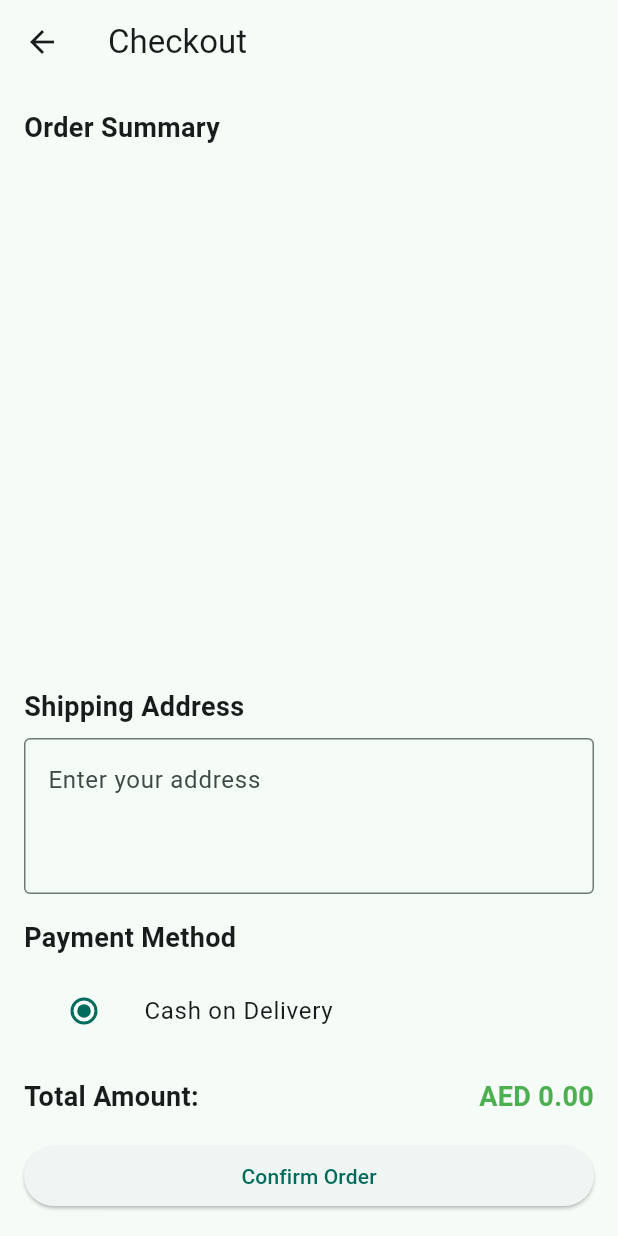
After one commit to MohamedOsmanX/Ecommerce-mobile-App, a Flutter app: the CheckoutScreen screen opened directly, on a phone screen of 412 x 824 dp. The commit adds this screen. Run offline on Flutter 3.47's test engine with Material 3 defaults, Android fonts, the phone set to English and light mode, and no system bars; our stand-ins replace equatable, flutter_bloc, infinite_scroll_pagination, jwt_decoder, shared_preferences; accounts and stored records are empty; network calls fail.

Commit message:
added order features

```diff
--- a/lib/auth/bloC/auth_event.dart
+++ b/lib/auth/bloC/auth_event.dart
@@ -1,3 +1,5 @@
+import '../models/User.dart';
+
 abstract class AuthEvent {}
 
 class LoginRequested extends AuthEvent {
@@ -5,6 +7,13 @@ class LoginRequested extends AuthEvent {
   final String password;
 
   LoginRequested(this.email, this.password);
+}
+
+class LoginSuccess extends AuthEvent {
+  final User user;
+  final String token;
+
+  LoginSuccess({required this.user, required this.token});
 }
 
 class RegisterRequested extends AuthEvent {
--- a/lib/auth/bloC/auth_state.dart
+++ b/lib/auth/bloC/auth_state.dart
@@ -8,8 +8,9 @@ class AuthLoading extends AuthState {}
 
 class AuthAuthenticated extends AuthState {
   final User user;
+  final String token;
 
-  AuthAuthenticated(this.user);
+  AuthAuthenticated(this.user, this.token);
 }
 
 class AuthError extends AuthState {
--- a/lib/core/constants/api_constants.dart
+++ b/lib/core/constants/api_constants.dart
@@ -1,6 +1,6 @@
 class ApiConstants {
   // Base URL for your backend API
-  static const String baseUrl = 'http://yourIP:8080/api';
+  static const String baseUrl = 'http://localhost:8080/api';
 
   // Common API endpoints
   static const String login = '/api/auth/login';
--- a/lib/main.dart
+++ b/lib/main.dart
@@ -9,6 +9,8 @@ import 'cart/services/cart_service.dart';
 import './screens/main_screen.dart';
 import 'auth/screens/login.dart';
 import 'auth/screens/register.dart';
+import 'orders/bloc/order_bloc.dart';
+import 'orders/services/order_service.dart';
 
 void main() {
   runApp(const MyApp());
@@ -26,6 +28,9 @@ class MyApp extends StatelessWidget {
           create: (context) => ProductBloc(ProductServices()),
         ),
         BlocProvider<CartBloc>(create: (context) => CartBloc(CartService())),
+        BlocProvider<OrderBloc>(
+          create: (context) => OrderBloc(OrderService(context)),
+        ),
       ],
       child: MaterialApp(
         title: 'E-Commerce App',
--- a/lib/orders/bloc/order_event.dart
+++ b/lib/orders/bloc/order_event.dart
@@ -7,3 +7,5 @@ class CreateOrder extends OrderEvent {
 }
 
 class FetchOrders extends OrderEvent {}
+
+class FetchMyOrders extends OrderEvent {}
--- /dev/null
+++ b/lib/orders/screens/checkout_screen.dart
@@ -0,0 +1,202 @@
+import 'package:flutter/material.dart';
+import 'package:flutter_bloc/flutter_bloc.dart';
+import '../../cart/blocs/cart_bloc.dart';
+import '../../cart/blocs/cart_state.dart';
+import '../../cart/blocs/cart_events.dart';
+import '../../cart/models/cart_item.dart';
+import '../bloc/order_bloc.dart';
+import '../bloc/order_event.dart';
+
+class CheckoutScreen extends StatefulWidget {
+  const CheckoutScreen({super.key});
+
+  @override
+  State<CheckoutScreen> createState() => _CheckoutScreenState();
+}
+
+class _CheckoutScreenState extends State<CheckoutScreen> {
+  final _addressController = TextEditingController();
+  String _paymentMethod = 'Cash on Delivery';
+
+  @override
+  void dispose() {
+    _addressController.dispose();
+    super.dispose();
+  }
+
+  void _confirmOrder(BuildContext context, List<CartItem> items) {
+    final address = _addressController.text.trim();
+    if (address.isEmpty) {
+      ScaffoldMessenger.of(context).showSnackBar(
+        const SnackBar(content: Text('Please enter your address')),
+      );
+      return;
+    }
+
+    // Dispatch the CreateOrder event
+    context.read<OrderBloc>().add(CreateOrder(shippingAddress: address));
+
+    // Clear the cart
+    context.read<CartBloc>().add(ClearCart());
+
+    // Navigate back to the cart screen
+    Navigator.pop(context);
+    ScaffoldMessenger.of(context).showSnackBar(
+      const SnackBar(content: Text('Order Confirmed!')),
+    );
+  }
+
+  @override
+  Widget build(BuildContext context) {
+    return Scaffold(
+      appBar: AppBar(title: const Text('Checkout')),
+      body: BlocBuilder<CartBloc, CartState>(
+        builder: (context, state) {
+          final List<CartItem> items = state is CartUpdated ? state.items : [];
+
+          return Padding(
+            padding: const EdgeInsets.all(16.0),
+            child: Column(
+              crossAxisAlignment: CrossAxisAlignment.start,
+              children: [
+                const Text(
+                  'Order Summary',
+                  style: TextStyle(fontSize: 18, fontWeight: FontWeight.bold),
+                ),
+                const SizedBox(height: 8),
+                Expanded(
+                  child: ListView.builder(
+                    itemCount: items.length,
+                    itemBuilder: (context, index) {
+                      final item = items[index];
+                      return Card(
+                        margin: const EdgeInsets.symmetric(vertical: 8),
+                        child: Padding(
+                          padding: const EdgeInsets.all(12.0),
+                          child: Row(
+                            children: [
+                              Image.network(
+                                item.product.imageUrl,
+                                width: 60,
+                                height: 60,
+                                fit: BoxFit.cover,
+                                errorBuilder: (_, __, ___) => const Icon(
+                                  Icons.broken_image,
+                                  size: 60,
+                                ),
+                              ),
+                              const SizedBox(width: 12),
+                              Expanded(
+                                child: Column(
+                                  crossAxisAlignment: CrossAxisAlignment.start,
+                                  children: [
+                                    Text(
+                                      item.product.name,
+                                      style: const TextStyle(
+                                        fontSize: 16,
+                                        fontWeight: FontWeight.bold,
+                                      ),
+                                    ),
+                                    const SizedBox(height: 4),
+                                    Text(
+                                      'Quantity: ${item.quantity}',
+                                      style: const TextStyle(fontSize: 14),
+                                    ),
+                                    const SizedBox(height: 4),
+                                    Text(
+                                      'Price: AED ${item.product.price.toStringAsFixed(2)}',
+                                      style: const TextStyle(fontSize: 14),
+                                    ),
+                                  ],
+                                ),
+                              ),
+                              Text(
+                                'AED ${(item.quantity * item.product.price).toStringAsFixed(2)}',
+                                style: const TextStyle(
+                                  fontSize: 16,
+                                  fontWeight: FontWeight.bold,
+                                ),
+                              ),
+                            ],
+                          ),
+                        ),
+                      );
+                    },
+                  ),
+                ),
+                const SizedBox(height: 16),
+                const Text(
+                  'Shipping Address',
+                  style: TextStyle(fontSize: 18, fontWeight: FontWeight.bold),
+                ),
+                const SizedBox(height: 8),
+                TextField(
+                  controller: _addressController,
+                  decoration: const InputDecoration(
+                    border: OutlineInputBorder(),
+                    hintText: 'Enter your address',
+                  ),
+                  maxLines: 3,
+                ),
+                const SizedBox(height: 16),
+                const Text(
+                  'Payment Method',
+                  style: TextStyle(fontSize: 18, fontWeight: FontWeight.bold),
+                ),
+                const SizedBox(height: 8),
+                ListTile(
+                  title: const Text('Cash on Delivery'),
+                  leading: Radio<String>(
+                    value: 'Cash on Delivery',
+                    groupValue: _paymentMethod,
+                    onChanged: (value) {
+                      setState(() {
+                        _paymentMethod = value!;
+                      });
+                    },
+                  ),
+                ),
+                const SizedBox(height: 16),
+                Row(
+                  mainAxisAlignment: MainAxisAlignment.spaceBetween,
+                  children: [
+                    const Text(
+                      'Total Amount:',
+                      style: TextStyle(
+                        fontSize: 18,
+                        fontWeight: FontWeight.bold,
+                      ),
+                    ),
+                    Text(
+                      'AED ${_calculateTotal(items).toStringAsFixed(2)}',
+                      style: const TextStyle(
+                        fontSize: 18,
+                        fontWeight: FontWeight.bold,
+                        color: Colors.green,
+                      ),
+                    ),
+                  ],
+                ),
+                const SizedBox(height: 16),
+                SizedBox(
+                  width: double.infinity,
+                  child: ElevatedButton(
+                    onPressed: () => _confirmOrder(context, items),
+                    child: const Text('Confirm Order'),
+                  ),
+                ),
+              ],
+            ),
+          );
+        },
+      ),
+    );
+  }
+
+  double _calculateTotal(List<CartItem> items) {
+    return items.fold(
+      0.0,
+      (sum, item) => sum + (item.product.price * item.quantity),
+    );
+  }
+}
--- a/lib/orders/screens/order_list_screen.dart
+++ b/lib/orders/screens/order_list_screen.dart
@@ -10,6 +10,10 @@ class OrderListScreen extends StatelessWidget {
 
   @override
   Widget build(BuildContext context) {
+
+       WidgetsBinding.instance.addPostFrameCallback((_) {
+      context.read<OrderBloc>().add(FetchMyOrders());
+    });
     return Scaffold(
       appBar: AppBar(title: const Text('My Orders')),
       body: BlocBuilder<OrderBloc, OrderState>(
```
Also changed, not shown: lib/auth/bloC/auth_bloc.dart (+29 -8 lines), lib/cart/screens/cartScreen.dart (+23 -6 lines), lib/orders/bloc/order_bloc.dart (+15 -3 lines), lib/orders/services/order_service.dart (+86 -25 lines), lib/auth/models/user.dart (line endings or trailing spaces).
